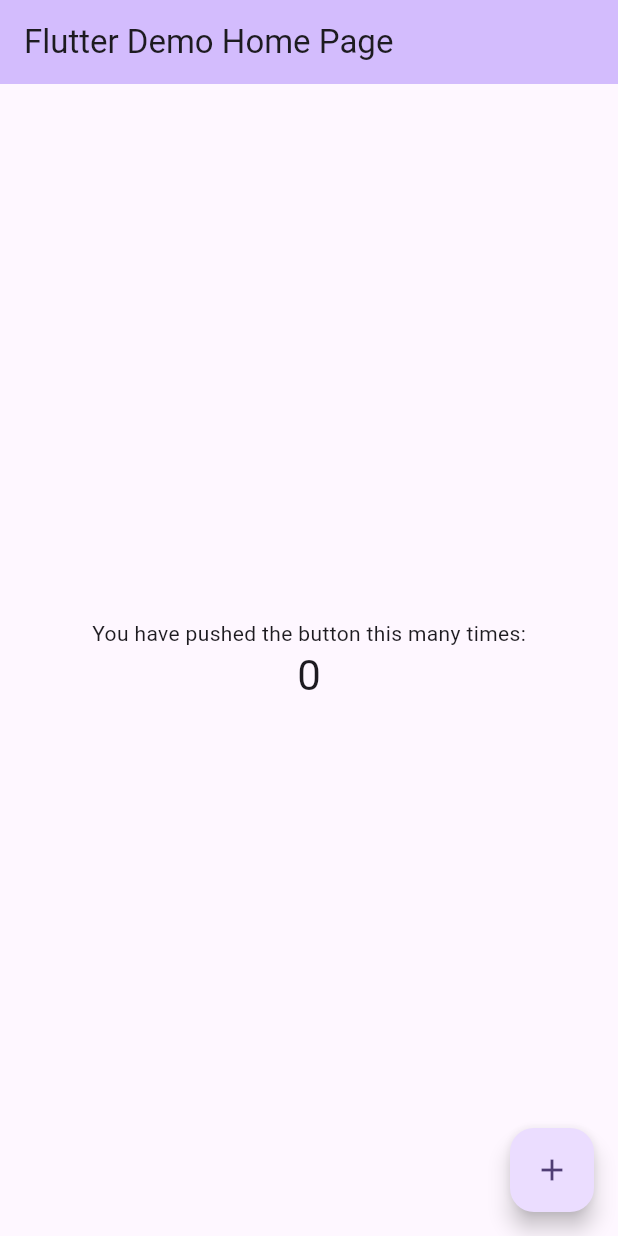
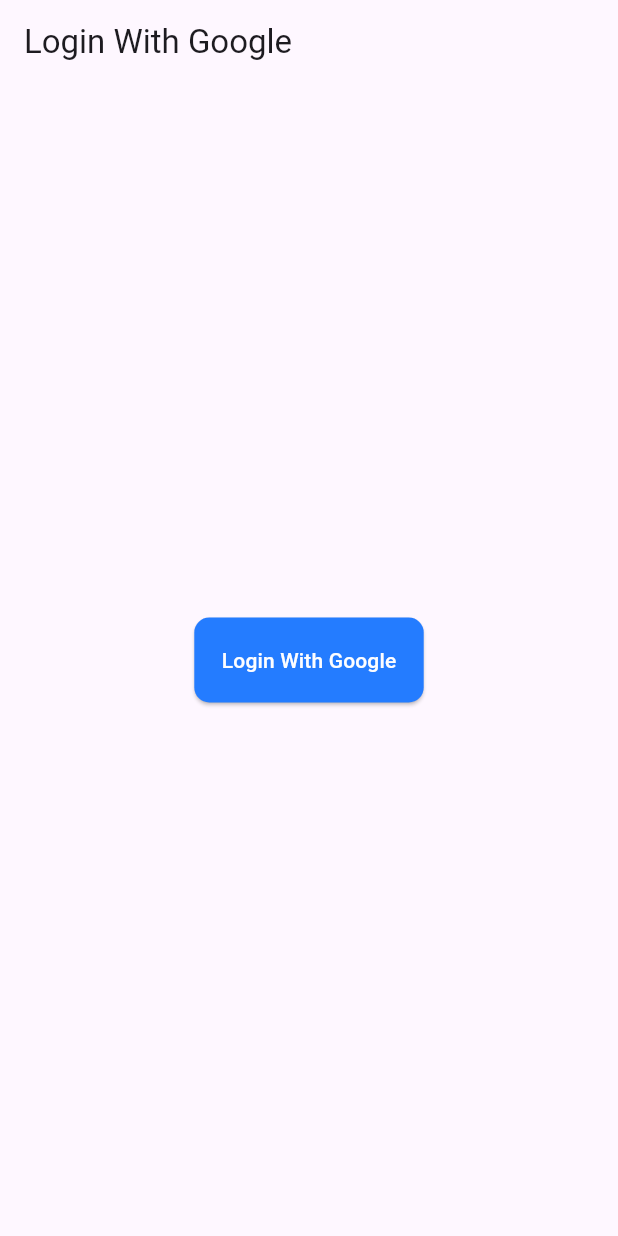
Before and after one commit to dev-KarimAhmed/autospa, a Flutter app: the screen it shows after launch, on a phone screen of 412 x 824 dp. Run offline on Flutter 3.47's test engine with Material 3 defaults, Android fonts, the phone set to English and light mode, and no system bars; our stand-ins replace flutter_screenutil.

Commit message:
Implement core application structure with routing, theming, and loading indicators

```diff
--- /dev/null
+++ b/lib/autospa.dart
@@ -0,0 +1,16 @@
+import 'package:autospa/core/routing/app_router.dart';
+import 'package:autospa/core/routing/routes.dart';
+import 'package:flutter/material.dart';
+
+class Autospa extends StatelessWidget {
+  const Autospa({super.key});
+
+  @override
+  Widget build(BuildContext context) {
+    return MaterialApp(
+      debugShowCheckedModeBanner: false,
+      onGenerateRoute: AppRouter.onGenerateRoute,
+      initialRoute: Routes.loginScreen,
+    );
+  }
+}
--- /dev/null
+++ b/lib/core/helpers/spacing.dart
@@ -0,0 +1,6 @@
+import 'package:flutter/material.dart';
+import 'package:flutter_screenutil/flutter_screenutil.dart';
+
+SizedBox horizontalSpace(double width) => SizedBox(width: width.w);
+
+SizedBox verticalSpace(double height) => SizedBox(height: height.h);
--- /dev/null
+++ b/lib/core/routing/app_router.dart
@@ -0,0 +1,25 @@
+import 'package:autospa/core/routing/routes.dart';
+import 'package:autospa/features/google_signin/ui/login_screen.dart';
+import 'package:autospa/features/home/ui/home_screen.dart';
+import 'package:flutter/material.dart';
+
+
+class AppRouter {
+ static Route? onGenerateRoute(RouteSettings settings) {
+    final arguments = settings.arguments;
+
+    switch (settings.name) {
+      case Routes.loginScreen:
+        return  MaterialPageRoute(
+          builder: (_) =>  LoginScreen(),
+        );
+      case Routes.homeScreen:
+        return MaterialPageRoute(
+          builder:
+              (_) => HomeScreen(),
+        );
+      default:
+        return null;
+    }
+  }
+}
--- /dev/null
+++ b/lib/core/routing/routes.dart
@@ -0,0 +1,4 @@
+class Routes {
+  static const String loginScreen = '/login-screen';
+  static const String homeScreen = '/home-screen';
+}
--- /dev/null
+++ b/lib/core/theme/colors_manger.dart
@@ -0,0 +1,11 @@
+import 'package:flutter/material.dart';
+
+class ColorsManger {
+  static const Color mainBlue = Color(0xFF247CFF);
+  static const Color darkBlue = Color(0xff242424);
+  static const Color grey = Color(0xFF757575);
+  static const Color lightGrey = Color(0xFFC2C2C2);
+  static const Color lighterGrey = Color(0xFFEDEDED);
+  static const Color babyWhite = Color(0xFFFDFDFF);
+
+}
--- /dev/null
+++ b/lib/features/google_signin/ui/login_screen.dart
@@ -0,0 +1,30 @@
+import 'package:autospa/core/theme/colors_manger.dart';
+import 'package:flutter/material.dart';
+import 'package:flutter_screenutil/flutter_screenutil.dart';
+
+class LoginScreen extends StatelessWidget {
+  const LoginScreen({super.key});
+
+  @override
+  Widget build(BuildContext context) {
+    return Scaffold(
+      appBar: AppBar(
+        title: const Text('Login With Google'),
+      ),
+
+      body:  Center(
+        child: ElevatedButton(
+
+          style: ElevatedButton.styleFrom(
+            padding: EdgeInsets.all(16.r),
+            backgroundColor: ColorsManger.mainBlue,
+            foregroundColor: ColorsManger.babyWhite,
+            shape: RoundedRectangleBorder(
+              borderRadius: BorderRadius.circular(10),
+            ),
+          ),
+          onPressed: (){}, child: Text('Login With Google'),),
+      )
+    );
+  }
+}
--- a/lib/main.dart
+++ b/lib/main.dart
@@ -1,122 +1,7 @@
+import 'package:autospa/autospa.dart';
+
 import 'package:flutter/material.dart';
 
 void main() {
-  runApp(const MyApp());
+  runApp(const Autospa());
 }
-
-class MyApp extends StatelessWidget {
-  const MyApp({super.key});
-
-  // This widget is the root of your application.
-  @override
-  Widget build(BuildContext context) {
-    return MaterialApp(
-      title: 'Flutter Demo',
-      theme: ThemeData(
-        // This is the theme of your application.
-        //
-        // TRY THIS: Try running your application with "flutter run". You'll see
-        // the application has a purple toolbar. Then, without quitting the app,
-        // try changing the seedColor in the colorScheme below to Colors.green
-        // and then invoke "hot reload" (save your changes or press the "hot
-        // reload" button in a Flutter-supported IDE, or press "r" if you used
-        // the command line to start the app).
-        //
-        // Notice that the counter didn't reset back to zero; the application
-        // state is not lost during the reload. To reset the state, use hot
-        // restart instead.
-        //
-        // This works for code too, not just values: Most code changes can be
-        // tested with just a hot reload.
-        colorScheme: ColorScheme.fromSeed(seedColor: Colors.deepPurple),
-      ),
-      home: const MyHomePage(title: 'Flutter Demo Home Page'),
-    );
-  }
-}
-
-class MyHomePage extends StatefulWidget {
-  const MyHomePage({super.key, required this.title});
-
-  // This widget is the home page of your application. It is stateful, meaning
-  // that it has a State object (defined below) that contains fields that affect
-  // how it looks.
-
-  // This class is the configuration for the state. It holds the values (in this
-  // case the title) provided by the parent (in this case the App widget) and
-  // used by the build method of the State. Fields in a Widget subclass are
-  // always marked "final".
-
-  final String title;
-
-  @override
-  State<MyHomePage> createState() => _MyHomePageState();
-}
-
-class _MyHomePageState extends State<MyHomePage> {
-  int _counter = 0;
-
-  void _incrementCounter() {
-    setState(() {
-      // This call to setState tells the Flutter framework that something has
-      // changed in this State, which causes it to rerun the build method below
-      // so that the display can reflect the updated values. If we changed
-      // _counter without calling setState(), then the build method would not be
-      // called again, and so nothing would appear to happen.
-      _counter++;
-    });
-  }
-
-  @override
-  Widget build(BuildContext context) {
-    // This method is rerun every time setState is called, for instance as done
-    // by the _incrementCounter method above.
-    //
-    // The Flutter framework has been optimized to make rerunning build methods
-    // fast, so that you can just rebuild anything that needs updating rather
-    // than having to individually change instances of widgets.
-    return Scaffold(
-      appBar: AppBar(
-        // TRY THIS: Try changing the color here to a specific color (to
-        // Colors.amber, perhaps?) and trigger a hot reload to see the AppBar
-        // change color while the other colors stay the same.
-        backgroundColor: Theme.of(context).colorScheme.inversePrimary,
-        // Here we take the value from the MyHomePage object that was created by
-        // the App.build method, and use it to set our appbar title.
-        title: Text(widget.title),
-      ),
-      body: Center(
-        // Center is a layout widget. It takes a single child and positions it
-        // in the middle of the parent.
-        child: Column(
-          // Column is also a layout widget. It takes a list of children and
-          // arranges them vertically. By default, it sizes itself to fit its
-          // children horizontally, and tries to be as tall as its parent.
-          //
-          // Column has various properties to control how it sizes itself and
-          // how it positions its children. Here we use mainAxisAlignment to
-          // center the children vertically; the main axis here is the vertical
-          // axis because Columns are vertical (the cross axis would be
-          // horizontal).
-          //
-          // TRY THIS: Invoke "debug painting" (choose the "Toggle Debug Paint"
-          // action in the IDE, or press "p" in the console), to see the
-          // wireframe for each widget.
-          mainAxisAlignment: MainAxisAlignment.center,
-          children: <Widget>[
-            const Text('You have pushed the button this many times:'),
-            Text(
-              '$_counter',
-              style: Theme.of(context).textTheme.headlineMedium,
-            ),
-          ],
-        ),
-      ),
-      floatingActionButton: FloatingActionButton(
-        onPressed: _incrementCounter,
-        tooltip: 'Increment',
-        child: const Icon(Icons.add),
-      ), // This trailing comma makes auto-formatting nicer for build methods.
-    );
-  }
-}
--- a/pubspec.yaml
+++ b/pubspec.yaml
@@ -34,6 +34,8 @@
   # The following adds the Cupertino Icons font to your application.
   # Use with the CupertinoIcons class for iOS style icons.
   cupertino_icons: ^1.0.8
+  flutter_screenutil: ^5.9.3
+  flutter_bloc: ^9.1.1
 
 dev_dependencies:
   flutter_test:
```
Also changed, not shown: lib/core/functions/build_custom_loading.dart (added, +14 -0 lines), lib/core/helpers/extensions.dart (added, +23 -0 lines), lib/core/helpers/regex.dart (added, +37 -0 lines), lib/features/home/ui/home_screen.dart (added, +17 -0 lines), pubspec.lock, 1 other file.
